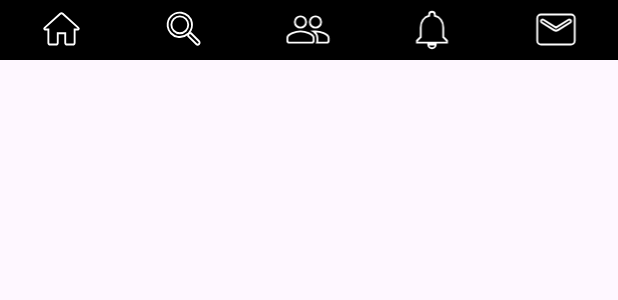
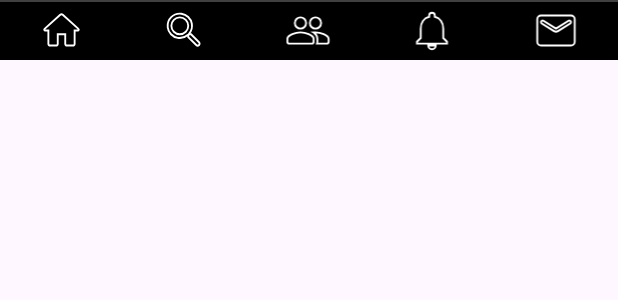
Before and after one commit to JoyAbrian/Twittard, an Android app: the layout footer_main.xml on its own in the app's theme, with its tools: preview values and no code run, on a phone screen of 412 x 824 dp. Shown: the top 300 px of the screen. Run offline under Robolectric (Android 15) with nearby library versions, the phone set to English and light mode, and no system bars.

Commit message:
footer top border

```diff
--- a/app/src/main/res/layout/footer_main.xml
+++ b/app/src/main/res/layout/footer_main.xml
@@ -1,9 +1,19 @@
 <?xml version="1.0" encoding="utf-8"?>
 <LinearLayout xmlns:android="http://schemas.android.com/apk/res/android"
-    android:orientation="horizontal"
+    android:orientation="vertical"
     android:layout_width="match_parent"
     android:layout_height="40dp"
     android:background="@color/black">
+
+    <View
+        android:layout_width="match_parent"
+        android:layout_height="1dp"
+        android:background="#404040"/>
+
+    <LinearLayout
+        android:layout_width="match_parent"
+        android:layout_height="match_parent"
+        android:orientation="horizontal">
 
         <ImageView
             android:layout_width="0dp"
@@ -41,3 +51,6 @@
             android:src="@drawable/footer_mail"/>
 
     </LinearLayout>
+
+
+</LinearLayout>
```
Also changed, not shown: app/src/main/res/layout/activity_main.xml (+20 -1 lines). Lines whose indentation alone changed are shown as unchanged.
